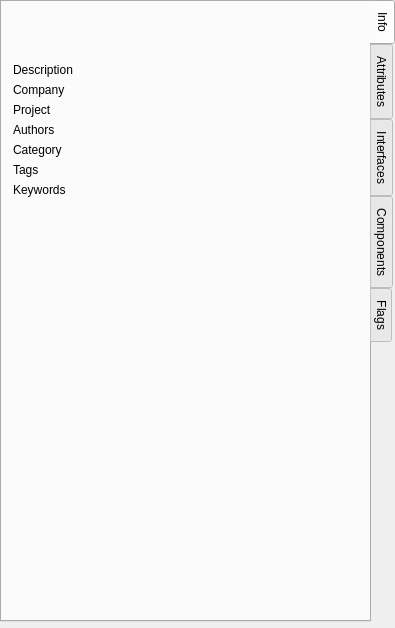
This is Include/icmpstr/CAttributeEditorComp.ui in naskin-gmg/AcfSln as Qt 5 draws it before an edit. The edited form follows.
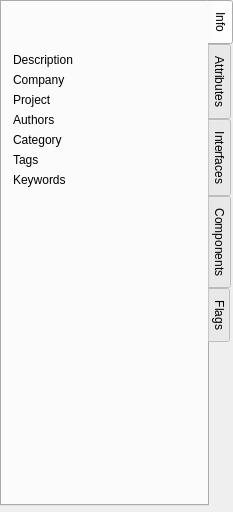
This is the edited form. Icons and pictures are not drawn.

Commit message: Compositor resize behavior corrected.

What changed in the file:
```diff
--- a/Include/icmpstr/CAttributeEditorComp.ui
+++ b/Include/icmpstr/CAttributeEditorComp.ui
@@ -6,8 +6,8 @@
    <rect>
     <x>0</x>
     <y>0</y>
-    <width>390</width>
-    <height>628</height>
+    <width>229</width>
+    <height>512</height>
    </rect>
   </property>
   <property name="windowTitle">
@@ -106,7 +106,7 @@
          <property name="sizeHint" stdset="0">
           <size>
            <width>0</width>
-           <height>10</height>
+           <height>0</height>
           </size>
          </property>
         </spacer>
@@ -114,7 +114,7 @@
        <item>
         <widget class="QFrame" name="MetaInfoFrame">
          <property name="sizePolicy">
-          <sizepolicy hsizetype="Minimum" vsizetype="Preferred">
+          <sizepolicy hsizetype="Ignored" vsizetype="Preferred">
            <horstretch>0</horstretch>
            <verstretch>0</verstretch>
           </sizepolicy>
@@ -275,7 +275,7 @@
            </property>
            <property name="sizeHint" stdset="0">
             <size>
-             <width>343</width>
+             <width>0</width>
              <height>0</height>
             </size>
            </property>
@@ -352,7 +352,7 @@
            </property>
            <property name="sizeHint" stdset="0">
             <size>
-             <width>343</width>
+             <width>0</width>
              <height>0</height>
             </size>
            </property>
```
Left out of the diff: 4 changed lines with no effect on the pictures.
